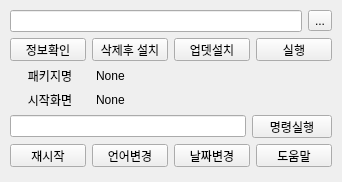
Qt form adb_command.ui (jeongjeongguk/ADB_pyQT5) before a commit.
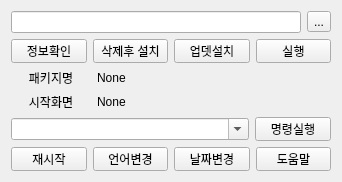
The same form after that commit.

Commit message: lineEdit -> comboBox 대체 / 명령어 실행시, 서브로 cmd창열어서 실행 main에 ui뭉개질때 추가해야되는 라인 주석처리로 추가

Diff of the .ui file:
```diff
--- a/adb_command.ui
+++ b/adb_command.ui
@@ -31,15 +31,6 @@
   <property name="windowTitle">
    <string>Form</string>
   </property>
-  <widget class="QWidget" name="layoutWidget">
-   <property name="geometry">
-    <rect>
-     <x>10</x>
-     <y>10</y>
-     <width>322</width>
-     <height>157</height>
-    </rect>
-   </property>
    <layout class="QVBoxLayout" name="verticalLayout">
     <item>
      <layout class="QHBoxLayout" name="horizontalLayout_4">
@@ -156,10 +147,20 @@
     <item>
      <layout class="QHBoxLayout" name="horizontalLayout_5">
       <item>
-       <widget class="QLineEdit" name="lineEdit_2"/>
+      <widget class="QComboBox" name="comboBox">
+       <property name="editable">
+        <bool>true</bool>
+       </property>
+      </widget>
       </item>
       <item>
        <widget class="QPushButton" name="pushButton_9">
+       <property name="maximumSize">
+        <size>
+         <width>76</width>
+         <height>16777215</height>
+        </size>
+       </property>
         <property name="text">
          <string>명령실행</string>
         </property>
@@ -201,7 +202,20 @@
     </item>
    </layout>
   </widget>
- </widget>
+ <tabstops>
+  <tabstop>pushButton_8</tabstop>
+  <tabstop>lineEdit</tabstop>
+  <tabstop>toolButton</tabstop>
+  <tabstop>pushButton</tabstop>
+  <tabstop>pushButton_2</tabstop>
+  <tabstop>pushButton_3</tabstop>
+  <tabstop>pushButton_4</tabstop>
+  <tabstop>comboBox</tabstop>
+  <tabstop>pushButton_9</tabstop>
+  <tabstop>pushButton_5</tabstop>
+  <tabstop>pushButton_6</tabstop>
+  <tabstop>pushButton_7</tabstop>
+ </tabstops>
  <resources/>
  <connections/>
 </ui>
```
Lines whose indentation alone changed are shown as unchanged. The commit also changes 4 other files.
